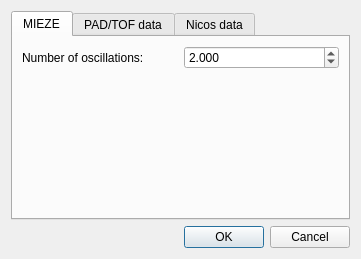
Before: the Qt Designer form ui/settings.ui in tweber-ill/frm_mirror-miezetools, drawn with Qt 5.
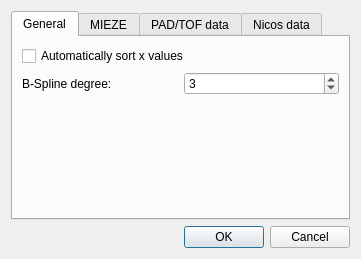
After: the same form once the commit is applied.

Commit message: added automatic sorting of values

The edit to the form file:
```diff
--- a/ui/settings.ui
+++ b/ui/settings.ui
@@ -19,6 +19,53 @@
      <property name="currentIndex">
       <number>0</number>
      </property>
+     <widget class="QWidget" name="tab_4">
+      <attribute name="title">
+       <string>General</string>
+      </attribute>
+      <layout class="QGridLayout" name="gridLayout_4">
+       <item row="0" column="0" colspan="2">
+        <widget class="QCheckBox" name="checkSortX">
+         <property name="text">
+          <string>Automatically sort x values</string>
+         </property>
+        </widget>
+       </item>
+       <item row="1" column="0">
+        <widget class="QLabel" name="label_7">
+         <property name="text">
+          <string>B-Spline degree:</string>
+         </property>
+        </widget>
+       </item>
+       <item row="1" column="1">
+        <widget class="QSpinBox" name="spinSpline">
+         <property name="minimum">
+          <number>1</number>
+         </property>
+         <property name="maximum">
+          <number>10</number>
+         </property>
+         <property name="value">
+          <number>3</number>
+         </property>
+        </widget>
+       </item>
+       <item row="2" column="0">
+        <spacer name="verticalSpacer_4">
+         <property name="orientation">
+          <enum>Qt::Vertical</enum>
+         </property>
+         <property name="sizeHint" stdset="0">
+          <size>
+           <width>20</width>
+           <height>40</height>
+          </size>
+         </property>
+        </spacer>
+       </item>
+      </layout>
+     </widget>
      <widget class="QWidget" name="tab">
       <attribute name="title">
        <string>MIEZE</string>
```
The commit also changes 5 other files.
